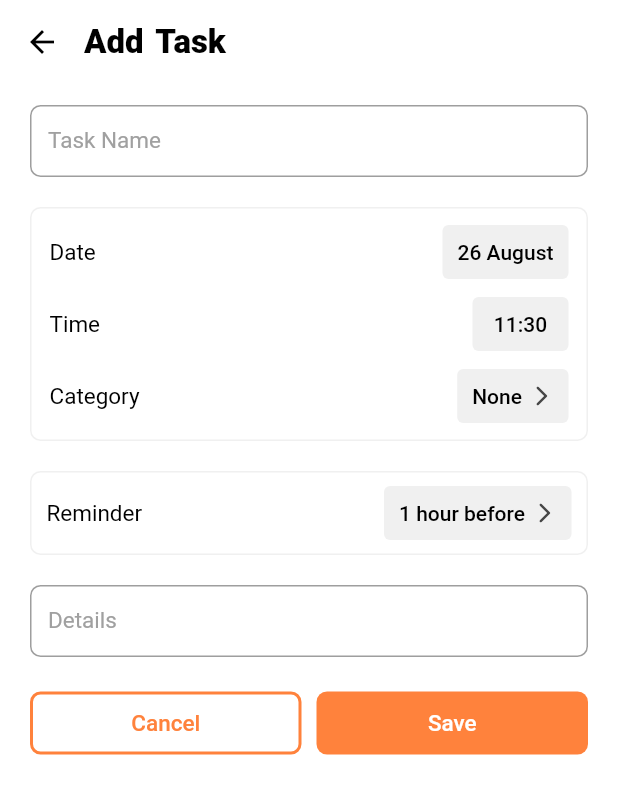
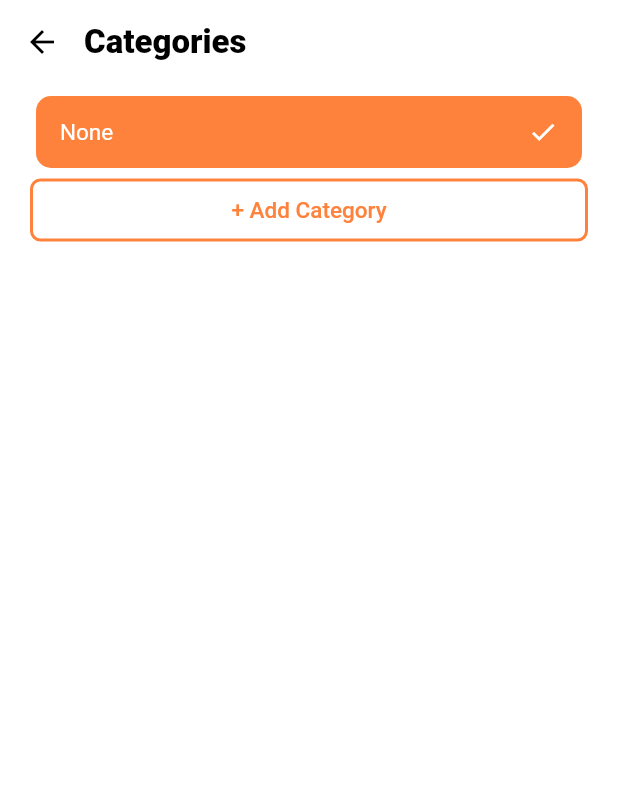
Before and after one commit to carameeapele/buzzer, a Flutter app: the AddTaskScreen screen opened by its route, after a tap on "None", on a phone screen of 412 x 824 dp. Shown: the top 794 px of the screen. Run offline on Flutter 3.47's test engine with Material 2 defaults, Android fonts, the phone set to English and light mode, and no system bars; our stand-ins replace cloud_firestore, firebase_auth, firebase_core, flutter_riverpod, get_it, hive and 3 more; accounts and stored records are empty.

Commit message:
added categories list to hive

```diff
--- a/lib/locator.dart
+++ b/lib/locator.dart
@@ -1,3 +1,4 @@
+import 'package:buzzer/services/categories.service.dart';
 import 'package:buzzer/services/tasks.service.dart';
 import 'package:get_it/get_it.dart';
 
@@ -5,4 +6,5 @@ final getIt = GetIt.instance;
 
 setupLocator() {
   getIt.registerLazySingleton(() => TasksService());
+  getIt.registerLazySingleton(() => CategoryService());
 }
--- a/lib/main.dart
+++ b/lib/main.dart
@@ -1,4 +1,5 @@
 import 'package:buzzer/locator.dart';
+import 'package:buzzer/models/category_model.dart';
 import 'package:buzzer/models/task_model.dart';
 import 'package:buzzer/screens/authenticate/authenticate.dart';
 import 'package:buzzer/screens/authenticate/signin.dart';
@@ -11,6 +12,7 @@ import 'package:buzzer/screens/settings/settings.dart';
 import 'package:buzzer/screens/tasks/add_task_screen.dart';
 import 'package:buzzer/screens/tasks/edit_task_screen.dart';
 import 'package:buzzer/screens/tasks/tasks.dart';
+import 'package:buzzer/screens/tasks/tasks_categories.dart';
 import 'package:buzzer/screens/timetable/timetable.dart';
 import 'package:buzzer/screens/wrapper.dart';
 import 'package:firebase_core/firebase_core.dart';
@@ -25,7 +27,10 @@ Future main() async {
 
   await Hive.initFlutter();
   Hive.registerAdapter(TaskAdapter());
+  Hive.registerAdapter(CategoryAdapter());
+
   await Hive.openBox('tasks');
+  await Hive.openBox('categories');
 
   setupLocator();
 
@@ -84,6 +89,7 @@ class MyApp extends ConsumerWidget {
         '/tasks': (context) => const TasksScreen(),
         '/add_task': (context) => const AddTaskScreen(),
         '/edit_task': (context) => const EditTaskScreen(),
+        '/tasks_category': (context) => const TasksCategories(),
         '/timetable': (context) => const TimetableScreen(),
         '/settings': (context) => const SettingsScreen(),
         '/account_settings': (context) => const AccountSettings(),
--- /dev/null
+++ b/lib/models/category_model.dart
@@ -0,0 +1,17 @@
+import 'package:hive_flutter/adapters.dart';
+import 'package:hive/hive.dart';
+part 'category_model.g.dart';
+
+@HiveType(typeId: 2)
+class Category extends HiveObject {
+  @HiveField(0)
+  late String name;
+
+  @HiveField(1)
+  int uses = 0;
+
+  Category({
+    required this.name,
+    required this.uses,
+  });
+}
--- a/lib/screens/authenticate/authenticate.dart
+++ b/lib/screens/authenticate/authenticate.dart
@@ -81,7 +81,7 @@ class _AuthenticateState extends State<Authenticate> {
                 ),
                 OutlinedTextButtonWidget(
                   text: 'Create an account',
-                  function: () {
+                  onPressed: () {
                     Navigator.of(context).popAndPushNamed('/signup');
                   },
                   color: BuzzerColors.orange,
--- a/lib/screens/tasks/add_task_screen.dart
+++ b/lib/screens/tasks/add_task_screen.dart
@@ -148,7 +148,9 @@ class _AddTaskScreenState extends State<AddTaskScreen> {
                         label: 'Category',
                         text: 'None',
                         icon: true,
-                        onPressed: () {},
+                        onPressed: () {
+                          Navigator.pushNamed(context, '/tasks_category');
+                        },
                       ),
                     ],
                   ),
@@ -186,7 +188,9 @@ class _AddTaskScreenState extends State<AddTaskScreen> {
                   keyboardType: TextInputType.text,
                   obscureText: false,
                   textCapitalization: TextCapitalization.none,
-                  onChannge: (value) {},
+                  onChannge: (value) {
+                    details = value;
+                  },
                 ),
                 const SizedBox(
                   height: 20.0,
@@ -198,7 +202,7 @@ class _AddTaskScreenState extends State<AddTaskScreen> {
                     Expanded(
                       child: OutlinedTextButtonWidget(
                         text: 'Cancel',
-                        function: () {
+                        onPressed: () {
                           Navigator.of(context).pop();
                         },
                         color: BuzzerColors.orange,
--- /dev/null
+++ b/lib/screens/tasks/tasks_categories.dart
@@ -0,0 +1,98 @@
+import 'package:buzzer/main.dart';
+import 'package:buzzer/screens/tasks/tasks_viewmodel.dart';
+import 'package:buzzer/viewmodels/categories_viewmodel.dart';
+import 'package:buzzer/widgets/app_bar_widget.dart';
+import 'package:buzzer/widgets/form_field.dart';
+import 'package:buzzer/widgets/outlined_text_button_widget.dart';
+import 'package:flutter/material.dart';
+import 'package:stacked/stacked.dart';
+
+class TasksCategories extends StatefulWidget {
+  const TasksCategories({Key? key}) : super(key: key);
+
+  @override
+  State<TasksCategories> createState() => _TasksCategoriesState();
+}
+
+class _TasksCategoriesState extends State<TasksCategories> {
+  TasksViewModel model = TasksViewModel();
+  String selectedCategory = 'None';
+
+  @override
+  Widget build(BuildContext context) {
+    var nameController = TextEditingController();
+
+    return ViewModelBuilder<CategoriesViewModel>.reactive(
+      viewModelBuilder: () => CategoriesViewModel(),
+      builder: (context, model, _) {
+        return Scaffold(
+          appBar: const AppBarWidget(title: 'Categories'),
+          body: Padding(
+            padding: const EdgeInsets.symmetric(horizontal: 20.0),
+            child: SingleChildScrollView(
+              child: Column(
+                mainAxisAlignment: MainAxisAlignment.center,
+                crossAxisAlignment: CrossAxisAlignment.stretch,
+                children: <Widget>[
+                  ListView(
+                    shrinkWrap: true,
+                    children: [
+                      ...model.categories.map((category) {
+                        return Card(
+                          color:
+                              (selectedCategory.compareTo(category.name) == 0)
+                                  ? BuzzerColors.orange
+                                  : BuzzerColors.lightGrey,
+                          elevation: 0.0,
+                          shape: const RoundedRectangleBorder(
+                            borderRadius: BorderRadius.all(
+                              Radius.circular(10.0),
+                            ),
+                          ),
+                          child: ListTile(
+                            dense: true,
+                            title: Text(
+                              category.name,
+                              style: TextStyle(
+                                fontSize: 15.0,
+                                color: (selectedCategory
+                                            .compareTo(category.name) ==
+                                        0)
+                                    ? Colors.white
+                                    : Colors.black,
+                              ),
+                            ),
+                            trailing:
+                                (selectedCategory.compareTo(category.name) == 0)
+                                    ? const Icon(
+                                        Icons.check,
+                                        size: 20.0,
+                                        color: Colors.white,
+                                      )
+                                    : null,
+                            onTap: () {
+                              selectedCategory = category.name;
+                            },
+                          ),
+                        );
+                      })
+                    ],
+                  ),
+                  OutlinedTextButtonWidget(
+                    text: '+ Add Category',
+                    onPressed: () {},
+                    color: BuzzerColors.orange,
+                  ),
+                ],
+              ),
+            ),
+          ),
+        );
+      },
+    );
+  }
+
+  // Future addTask() {
+  //   return showDialog(context: context, builder: builder);
+  // }
+}
--- /dev/null
+++ b/lib/services/categories.service.dart
@@ -0,0 +1,51 @@
+import 'package:buzzer/models/category_model.dart';
+import 'package:hive_flutter/adapters.dart';
+import 'package:hive_flutter/hive_flutter.dart';
+import 'package:stacked/stacked.dart';
+
+class CategoryService with ReactiveServiceMixin {
+  final _categories = ReactiveValue<List<Category>>(
+    Hive.box('categories').get(
+      'categories',
+      defaultValue: [Category(name: 'None', uses: 1)],
+    ).cast<Category>(),
+  );
+
+  List<Category> get categories => _categories.value;
+
+  CategoryService() {
+    listenToReactiveValues([_categories]);
+  }
+
+  void _addToHive() {
+    Hive.box('categories').put('categories', _categories);
+  }
+
+  void addCategory(String name) {
+    _categories.value.add(Category(name: name, uses: 1));
+
+    _addToHive();
+    notifyListeners();
+  }
+
+  void deleteCategory() {
+    final index =
+        _categories.value.indexWhere((category) => category.uses == 0);
+
+    if (index != -1) {
+      _categories.value.removeAt(index);
+
+      _addToHive();
+      notifyListeners();
+    }
+  }
+
+  void addUse(String name) {
+    final index = _categories.value
+        .indexWhere((category) => category.name.compareTo(name) == 0);
+
+    if (index != -1) {
+      _categories.value[index].uses++;
+    }
+  }
+}
--- a/lib/services/tasks.service.dart
+++ b/lib/services/tasks.service.dart
@@ -68,7 +68,7 @@ class TasksService with ReactiveServiceMixin {
 
   bool editTask(String id, String title, Timestamp date, Timestamp time,
       String category, String details) {
-    final index = _tasks.value.indexWhere((todo) => todo.id == id);
+    final index = _tasks.value.indexWhere((task) => task.id == id);
     if (index != -1) {
       _tasks.value[index].title = title;
       _tasks.value[index].date = date;
--- /dev/null
+++ b/lib/viewmodels/categories_viewmodel.dart
@@ -0,0 +1,19 @@
+import 'package:buzzer/locator.dart';
+import 'package:buzzer/models/category_model.dart';
+import 'package:buzzer/services/categories.service.dart';
+import 'package:stacked/stacked.dart';
+
+class CategoriesViewModel extends ReactiveViewModel {
+  final _categoriesService = getIt<CategoryService>();
+
+  late final deleteCategory = _categoriesService.deleteCategory;
+
+  List<Category> get categories => _categoriesService.categories;
+
+  void addCategory(String name) {
+    _categoriesService.addCategory(name);
+  }
+
+  @override
+  List<ReactiveServiceMixin> get reactiveServices => [_categoriesService];
+}
--- a/lib/widgets/form_field.dart
+++ b/lib/widgets/form_field.dart
@@ -20,6 +20,7 @@ class TextFieldWidget extends StatelessWidget {
   @override
   Widget build(BuildContext context) {
     return TextFormField(
+      keyboardType: keyboardType,
       cursorColor: BuzzerColors.orange,
       validator: (String? value) {
         return (value!.isEmpty)
--- a/lib/widgets/outlined_text_button_widget.dart
+++ b/lib/widgets/outlined_text_button_widget.dart
@@ -4,18 +4,18 @@ class OutlinedTextButtonWidget extends StatelessWidget {
   const OutlinedTextButtonWidget({
     Key? key,
     required this.text,
-    required this.function,
+    required this.onPressed,
     required this.color,
   }) : super(key: key);
 
   final String text;
-  final VoidCallback? function;
+  final VoidCallback? onPressed;
   final Color color;
 
   @override
   Widget build(BuildContext context) {
     return TextButton(
-      onPressed: function,
+      onPressed: onPressed,
       child: Text(
         text,
         style: TextStyle(
```
Also changed, not shown: lib/models/category_model.g.dart (added).
